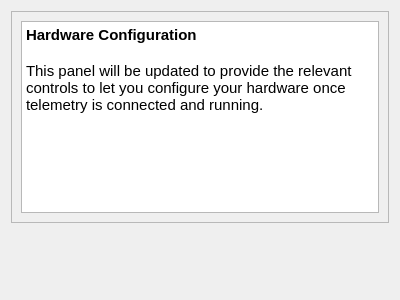
Old version of the form ground/gcs/src/plugins/config/defaulthwsettings.ui in the repository TauLabs/TauLabs.
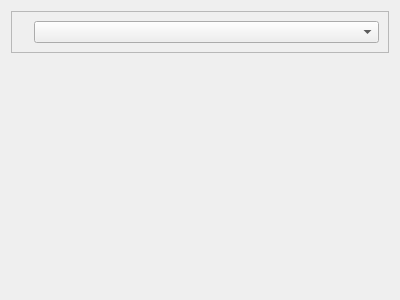
New version of the form.

Commit message: Make the default hw configuration populate the fields dynamically

```diff
--- a/ground/gcs/src/plugins/config/defaulthwsettings.ui
+++ b/ground/gcs/src/plugins/config/defaulthwsettings.ui
@@ -22,21 +22,17 @@
      <property name="frameShadow">
       <enum>QFrame::Raised</enum>
      </property>
-     <layout class="QVBoxLayout" name="verticalLayout_2">
-      <item>
-       <widget class="QTextBrowser" name="textBrowser">
-        <property name="html">
-         <string>&lt;!DOCTYPE HTML PUBLIC &quot;-//W3C//DTD HTML 4.0//EN&quot; &quot;http://www.w3.org/TR/REC-html40/strict.dtd&quot;&gt;
-&lt;html&gt;&lt;head&gt;&lt;meta name=&quot;qrichtext&quot; content=&quot;1&quot; /&gt;&lt;style type=&quot;text/css&quot;&gt;
-p, li { white-space: pre-wrap; }
-&lt;/style&gt;&lt;/head&gt;&lt;body style=&quot; font-family:'MS Shell Dlg 2'; font-size:8.25pt; font-weight:400; font-style:normal;&quot;&gt;
-&lt;p style=&quot; margin-top:0px; margin-bottom:0px; margin-left:0px; margin-right:0px; -qt-block-indent:0; text-indent:0px;&quot;&gt;&lt;span style=&quot; font-family:'Ubuntu'; font-size:11pt; font-weight:600;&quot;&gt;Hardware Configuration&lt;/span&gt;&lt;/p&gt;
-&lt;p style=&quot;-qt-paragraph-type:empty; margin-top:0px; margin-bottom:0px; margin-left:0px; margin-right:0px; -qt-block-indent:0; text-indent:0px; font-family:'Ubuntu'; font-size:11pt; font-weight:600;&quot;&gt;&lt;/p&gt;
-&lt;p style=&quot; margin-top:0px; margin-bottom:0px; margin-left:0px; margin-right:0px; -qt-block-indent:0; text-indent:0px;&quot;&gt;&lt;span style=&quot; font-family:'Ubuntu'; font-size:11pt;&quot;&gt;This panel will be updated to provide the relevant controls to let you configure your hardware once telemetry is connected and running.&lt;/span&gt;&lt;/p&gt;
-&lt;p style=&quot;-qt-paragraph-type:empty; margin-top:0px; margin-bottom:0px; margin-left:0px; margin-right:0px; -qt-block-indent:0; text-indent:0px; font-family:'Ubuntu'; font-size:11pt;&quot;&gt;&lt;/p&gt;&lt;/body&gt;&lt;/html&gt;</string>
+     <layout class="QFormLayout" name="formLayout">
+      <item row="0" column="0">
+       <widget class="QLabel" name="portName">
+        <property name="text">
+         <string/>
         </property>
        </widget>
       </item>
+      <item row="0" column="1">
+       <widget class="QComboBox" name="portSelector"/>
+      </item>
      </layout>
     </widget>
    </item>
```
Left out of the diff: 2 changed lines with no effect on the pictures. The commit also changes 7 other files.
